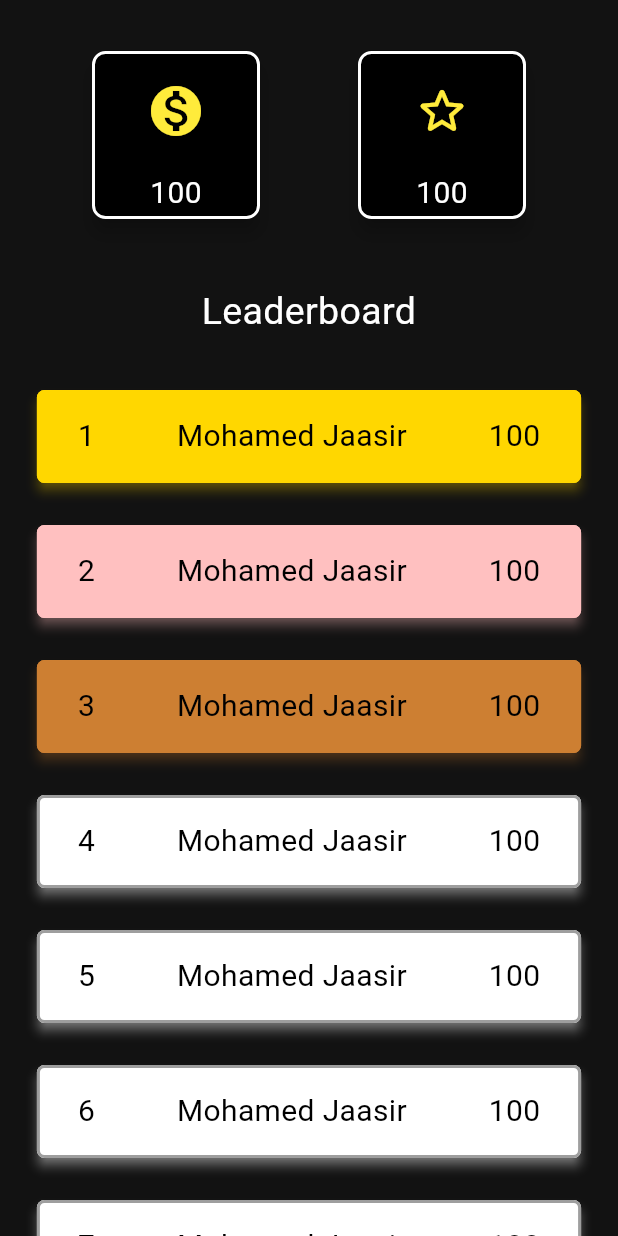
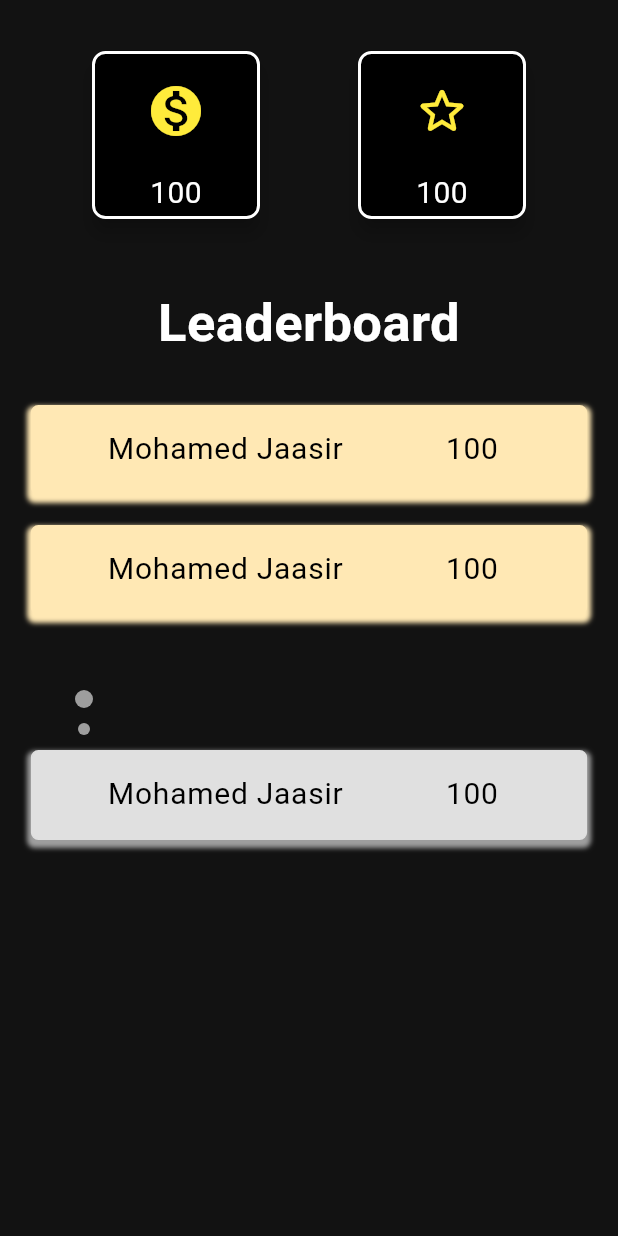
Before and after one commit to siddharthO3/Apoorv-App, a Flutter app: the PointsScreen screen opened by its route, on a phone screen of 412 x 824 dp. Run offline on Flutter 3.47's test engine with Material 3 defaults, Android fonts, the phone set to English and light mode, and no system bars; our stand-ins replace firebase_core, flutter_dotenv; accounts and stored records are empty.

Commit message:
modified points screen

```diff
--- a/lib/main.dart
+++ b/lib/main.dart
@@ -6,7 +6,7 @@ import 'package:firebase_core/firebase_core.dart';
 import 'package:flutter/material.dart';
 import 'package:flutter_dotenv/flutter_dotenv.dart';
 
-import './screens/points/points.dart';
+import './screens/homepage/points/points.dart';
 
 // Future<void> main() async {
 //   await DotEnv().load(fileName: '.env');
@@ -41,7 +41,7 @@ class MyApp extends StatelessWidget{
         PointsScreen.routeName : (context) => const PointsScreen(),
         HomePage.routeName:(context) => const HomePage(),
       },
-      initialRoute: PointsScreen.routeName,
+      initialRoute: WelcomeScreen.routeName,
     );
   }
 }
--- /dev/null
+++ b/lib/screens/homepage/Feed/feed.dart
@@ -0,0 +1,15 @@
+import 'package:flutter/material.dart';
+
+class FeedScreen extends StatelessWidget{
+  const FeedScreen({super.key});
+
+  @override
+  Widget build(BuildContext context){
+    return Scaffold(
+      body:
+          Center(
+            child: Text("Feed"),
+          ),
+    );
+  }
+}
--- a/lib/screens/homepage/homepage.dart
+++ b/lib/screens/homepage/homepage.dart
@@ -1,5 +1,9 @@
+import 'package:flutter/material.dart';
+
 import 'package:apoorv_app/constants.dart';
-import 'package:flutter/material.dart';
+import './points/points.dart';
+import './Feed/feed.dart';
+import './shop/shop.dart';
 
 class HomePage extends StatefulWidget {
   static const routeName = '/home-page';
@@ -12,6 +16,11 @@ class HomePage extends StatefulWidget {
 int currentPageIndex = 0;
 
 class _HomePageState extends State<HomePage> {
+  List screens=[
+    FeedScreen(),
+    ShopScreen(),
+    PointsScreen()
+  ];
   @override
   Widget build(BuildContext context) {
     return Scaffold(
@@ -33,7 +42,7 @@ class _HomePageState extends State<HomePage> {
           }),
         ],
       ),
-      body: Container(),
+      body: screens[currentPageIndex],
       bottomNavigationBar: NavigationBar(
         onDestinationSelected: (int index) {
           setState(() {
--- /dev/null
+++ b/lib/screens/homepage/points/points.dart
@@ -0,0 +1,95 @@
+import 'package:flutter/material.dart';
+
+import 'package:apoorv_app/widgets/score-card/score_card.dart';
+import 'package:apoorv_app/widgets/leaderboard-widget/leaderboard_card.dart';
+
+class PointsScreen extends StatelessWidget{
+  static const routeName = '/points';
+  const PointsScreen({super.key});
+
+  @override
+  Widget build(BuildContext context){
+    return const Scaffold(
+      backgroundColor: Color.fromRGBO(18, 18, 18, 1),
+      body:
+          SafeArea(
+            child: SingleChildScrollView(
+                child:Column(
+                  crossAxisAlignment: CrossAxisAlignment.start,
+                  children: [
+                    SizedBox(height: 30),
+                    Row(
+                      mainAxisAlignment: MainAxisAlignment.spaceEvenly,
+                      children: [
+                        ScoreCard(
+                          icon: Icons.monetization_on,
+                          value: '100',
+                        ),
+                        ScoreCard(
+                          icon: Icons.star_outline_rounded,
+                          value: '100',
+                        )
+                      ],
+                    ),
+                    Center(
+                      child:
+                      Column(
+
+                        children: [
+                          SizedBox(height: 40,),
+                          Text(
+                            "Leaderboard",
+                            style: TextStyle(
+                              fontSize: 35,
+                              fontWeight: FontWeight.bold,
+                              color: Colors.white,
+                            ),
+                            textAlign: TextAlign.center,
+                          ),
+                          SizedBox(height: 20,),
+                          LeaderboardCard(
+                            name: "Mohamed Jaasir",
+                            points: 100,
+                            rank: 1,
+                          ),
+                          LeaderboardCard(
+                            name: "Mohamed Jaasir",
+                            points: 100,
+                            rank: 2,
+                          ),
+                          SizedBox(height: 40,),
+                        ],
+                      ),
+                    ),
+                    Padding(
+                        padding: EdgeInsets.symmetric(horizontal: 50),
+                        child: Column(
+                          children: [
+                            CircleAvatar(
+                              backgroundColor: Colors.grey,
+                              radius: 6.0,
+                            ),
+                            SizedBox(height: 10,),
+                            CircleAvatar(
+                              backgroundColor: Colors.grey,
+                              radius: 4.0,
+                            ),
+
+                          ],
+                        ),
+                    ),
+                    Center(
+                      child: LeaderboardCard(
+                        name: "Mohamed Jaasir",
+                        points: 100,
+                        rank: 7,
+                      ),
+                    ),
+
+                  ],
+                ),
+            )
+          )
+    );
+  }
+}
--- /dev/null
+++ b/lib/screens/homepage/shop/shop.dart
@@ -0,0 +1,15 @@
+import 'package:flutter/material.dart';
+
+class ShopScreen extends StatelessWidget{
+  const ShopScreen({super.key});
+
+  @override
+  Widget build(BuildContext context){
+    return Scaffold(
+      body:
+        Center(
+          child: Text("Shops"),
+        )
+    );
+  }
+}
--- a/lib/screens/points/points.dart
+++ /dev/null
@@ -1,84 +0,0 @@
-import 'package:flutter/material.dart';
-
-import 'package:apoorv_app/widgets/score-card/score_card.dart';
-import 'package:apoorv_app/widgets/leaderboard-widget/leaderboard_card.dart';
-
-class PointsScreen extends StatelessWidget{
-  static const routeName = '/points';
-  const PointsScreen({super.key});
-
-  @override
-  Widget build(BuildContext context){
-    return const Scaffold(
-      backgroundColor: Color.fromRGBO(18, 18, 18, 1),
-      body:
-          SafeArea(
-            child: SingleChildScrollView(
-                child:Column(
-                  children: [
-                    SizedBox(height: 30),
-                    Row(
-                      mainAxisAlignment: MainAxisAlignment.spaceEvenly,
-                      children: [
-                        ScoreCard(
-                          icon: Icons.monetization_on,
-                          value: '100',
-                        ),
-                        ScoreCard(
-                          icon: Icons.star_outline_rounded,
-                          value: '100',
-                        )
-                      ],
-                    ),
-                    SizedBox(height: 40,),
-                    Text(
-                      "Leaderboard",
-                      style: TextStyle(
-                        fontSize: 25,
-                        color: Colors.white,
-                      ),
-                      textAlign: TextAlign.center,
-                    ),
-                    SizedBox(height: 20,),
-                    LeaderboardCard(
-                      name: "Mohamed Jaasir",
-                      points: 100,
-                      rank: 1,
-                    ),
-                    LeaderboardCard(
-                      name: "Mohamed Jaasir",
-                      points: 100,
-                      rank: 2,
-                    ),
-                    LeaderboardCard(
-                      name: "Mohamed Jaasir",
-                      points: 100,
-                      rank: 3,
-                    ),
-                    LeaderboardCard(
-                      name: "Mohamed Jaasir",
-                      points: 100,
-                      rank: 4,
-                    ),
-                    LeaderboardCard(
-                      name: "Mohamed Jaasir",
-                      points: 100,
-                      rank: 5,
-                    ),
-                    LeaderboardCard(
-                      name: "Mohamed Jaasir",
-                      points: 100,
-                      rank: 6,
-                    ),
-                    LeaderboardCard(
-                      name: "Mohamed Jaasir",
-                      points: 100,
-                      rank: 7,
-                    ),
-                  ],
-                ),
-            )
-          )
-    );
-  }
-}
--- a/lib/widgets/leaderboard-widget/leaderboard_card.dart
+++ b/lib/widgets/leaderboard-widget/leaderboard_card.dart
@@ -1,4 +1,6 @@
 import 'package:flutter/material.dart';
+
+import 'package:apoorv_app/constants.dart';
 
 class LeaderboardCard extends StatelessWidget{
 
@@ -18,42 +20,40 @@ class LeaderboardCard extends StatelessWidget{
     Color? color;
     switch(rank){
       case 1:
-        color=Color.fromARGB(255, 255, 215, 0);
+        color=Constants.yellowColor;
         break;
       case 2:
-        color=Color.fromRGBO(255, 192, 192, 192);
-        break;
-      case 3:
-        color=Color.fromARGB(255, 205, 127, 50);
+        color=Constants.yellowColor;
         break;
     }
     return Padding(
       padding: EdgeInsets.symmetric(vertical: 10,),
       child:
       Container(
-          height: 70,
+          height: 60,
           width: MediaQuery.of(context).size.width*0.9,
-          child:Card(
-              color: color ?? Colors.white,
-              elevation: 3,
-              shadowColor: color ?? Colors.white,
-              shape: RoundedRectangleBorder(
-                side: BorderSide(
-                  color: color ?? Colors.grey, // Border color
-                  width: 2.0, // Border width
-                ),
-                borderRadius: BorderRadius.circular(5.0),
-              ),
-              child:
+
+          decoration: BoxDecoration(
+            boxShadow: [
+              BoxShadow(
+                color: color ?? Colors.grey,
+                spreadRadius: 2,
+                blurRadius: 2,
+                offset: Offset(0, 3),
+              )
+            ],
+            border: Border.all(
+                color: color ?? Colors.grey.shade300,
+            ),
+            borderRadius: BorderRadius.circular(5.0),
+            color: color ?? Colors.grey.shade300,
+          ),
+          child:ListTile(
+
+              title:
               Row(
                 mainAxisAlignment: MainAxisAlignment.spaceAround,
                 children: [
-                  Text('$rank',
-                    style: TextStyle(
-                      fontSize: 20,
-                      color: Colors.black,
-                    ),
-                  ),
                   Text(name!,
                     style: TextStyle(
                       fontSize: 20,
```
Also changed, not shown: lib/screens/homepage/points/points_transfer.dart (renamed from lib/screens/points/points_transfer.dart).
